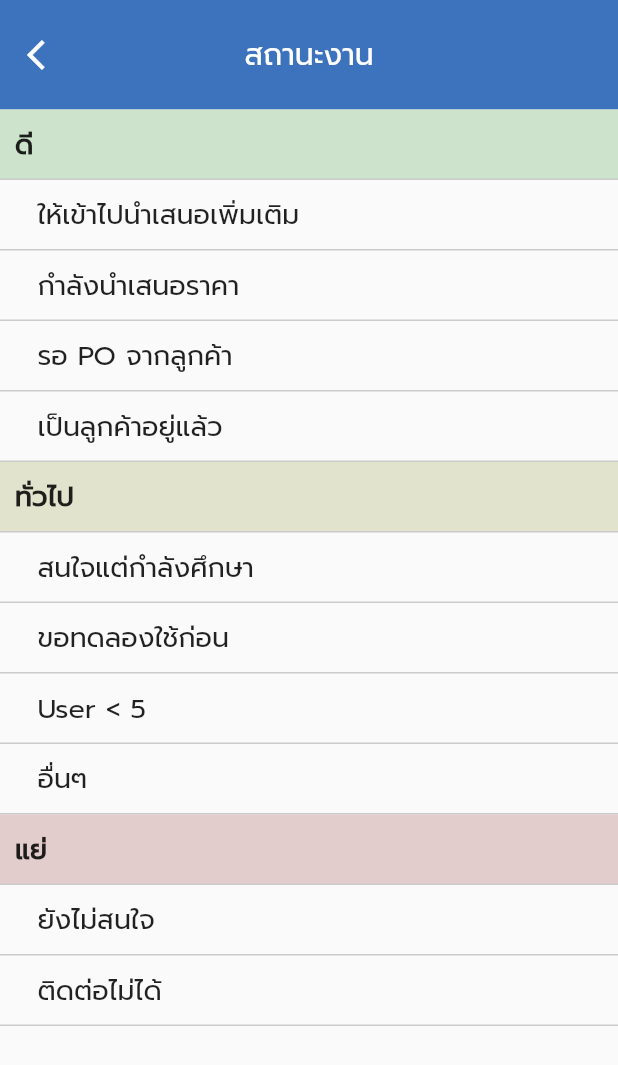
After one commit to choengchaip/sales_systemstone, a Flutter app: the status_page screen opened directly, on a phone screen of 412 x 824 dp. The commit adds this screen. Shown: the top 1065 px of the screen. Run offline on Flutter 3.47's test engine with Material 2 defaults, Android fonts, the phone set to English and light mode, and no system bars; our stand-ins replace datetime_picker_formfield.

Commit message:
15122019

```diff
--- /dev/null
+++ b/lib/Pages/Components/StatusPage.dart
@@ -0,0 +1,166 @@
+import 'package:flutter/material.dart';
+
+class status_page extends StatefulWidget {
+  @override
+  _status_page createState() => _status_page();
+}
+
+class _status_page extends State<status_page> {
+  TextStyle topStyle = TextStyle(color: Colors.white, fontSize: 20);
+  TextStyle companyStyle = TextStyle(fontSize: 18, fontWeight: FontWeight.bold);
+  TextStyle headerDetial = TextStyle(fontSize: 18);
+
+  var statusData = {
+    "good": [
+      "ให้เข้าไปนำเสนอเพิ่มเติม",
+      "กำลังนำเสนอราคา",
+      "รอ PO จากลูกค้า",
+      "เป็นลูกค้าอยู่แล้ว",
+    ],
+    "normal": [
+      "สนใจแต่กำลังศึกษา",
+      "ขอทดลองใช้ก่อน",
+      "User < 5",
+      "อื่นๆ",
+    ],
+    "bad": [
+      "ยังไม่สนใจ",
+      "ติดต่อไม่ได้",
+    ]
+  };
+
+  @override
+  Widget build(BuildContext context) {
+    double _paddingTop = MediaQuery.of(context).padding.top;
+    double _paddingBottom = MediaQuery.of(context).padding.bottom;
+    return Scaffold(
+      body: Container(
+        child: Column(
+          children: <Widget>[
+            Container(
+              height: _paddingTop,
+              color: Color(0xff3D73BC),
+            ),
+            Container(
+              alignment: Alignment.center,
+              height: 73,
+              color: Color(0xff3D73BC),
+              child: Stack(
+                children: <Widget>[
+                  Container(
+                    alignment: Alignment.center,
+                    child: Text(
+                      "สถานะงาน",
+                      style: topStyle,
+                    ),
+                  ),
+                  GestureDetector(
+                    onTap: () {
+                      Navigator.of(context).pop();
+                    },
+                    child: Container(
+                      height: 73,
+                      width: 60,
+                      child: Icon(
+                        Icons.arrow_back_ios,
+                        color: Colors.white,
+                      ),
+                    ),
+                  ),
+                ],
+              ),
+            ),
+            Expanded(
+              child: Container(
+                child: ListView.builder(
+                  padding: EdgeInsets.zero,
+                  itemCount: (statusData['good'].length +
+                          statusData['normal'].length +
+                          statusData['bad'].length) +
+                      3,
+                  itemBuilder: (BuildContext context, int index) {
+                    int realIndex = 0;
+                    String realKey = "good";
+                    if (index == 0) {
+                      return Container(
+                        decoration: BoxDecoration(
+                          color: Color(0xffCDE3CC),
+                          border: Border(
+                              bottom: BorderSide(
+                                  color: Color(0xffcbcbcb), width: 1))),
+                        padding: EdgeInsets.only(left: 10),
+                        alignment: Alignment.centerLeft,
+                        height: 47,
+                        child: Text(
+                          "ดี",
+                          style: companyStyle,
+                        ),
+                      );
+                    } else if (index == 5) {
+                      return Container(
+                        decoration: BoxDecoration(
+                          color: Color(0xffE1E3CC),
+                          border: Border(
+                              bottom: BorderSide(
+                                  color: Color(0xffcbcbcb), width: 1))),
+                        padding: EdgeInsets.only(left: 10),
+                        alignment: Alignment.centerLeft,
+                        height: 47,
+                        child: Text(
+                          "ทั่วไป",
+                          style: companyStyle,
+                        ),
+                      );
+                    } else if (index == 10) {
+                      return Container(
+                        decoration: BoxDecoration(
+                          color: Color(0xffE3CCCC),
+                          border: Border(
+                              bottom: BorderSide(
+                                  color: Color(0xffcbcbcb), width: 1))),
+                        padding: EdgeInsets.only(left: 10),
+                        alignment: Alignment.centerLeft,
+                        height: 47,
+                        child: Text(
+                          "แย่",
+                          style: companyStyle,
+                        ),
+                      );
+                    }
+                    if(index > 10){
+                      realIndex -=11;
+                      realKey = 'bad';
+                    }else if(index > 5){
+                      realIndex -= 6;
+                      realKey = 'normal';
+                    }else if(index >0){
+                      realIndex -= 1;
+                      realKey = 'good';
+                    }
+                    realIndex += index;
+
+                    return GestureDetector(
+                      onTap: (){
+                        Navigator.of(context).pop(statusData[realKey][realIndex]);
+                      },
+                                          child: Container(
+                        decoration: BoxDecoration(
+                            border: Border(
+                                bottom: BorderSide(
+                                    color: Color(0xffcbcbcb), width: 1))),
+                        alignment: Alignment.centerLeft,
+                        padding: EdgeInsets.only(left: 25),
+                        height: 47,
+                        child: Text(statusData[realKey][realIndex], style: headerDetial),
+                      ),
+                    );
+                  },
+                ),
+              ),
+            ),
+          ],
+        ),
+      ),
+    );
+  }
+}
--- a/pubspec.yaml
+++ b/pubspec.yaml
@@ -23,7 +23,7 @@ dependencies:
   # The following adds the Cupertino Icons font to your application.
   # Use with the CupertinoIcons class for iOS style icons.
   cupertino_icons: ^0.1.2
-  flutter_picker: ^1.1.0
+  datetime_picker_formfield: ^0.4.3
 
 dev_dependencies:
   flutter_test:
```
Also changed, not shown: lib/Pages/CompanyPage.dart (+16 -0 lines), lib/Pages/ProgressPage.dart (added, +341 -0 lines), lib/Pages/ProspectPage.dart (added, +224 -0 lines), flutter_01.png (added), flutter_02.png (added), pubspec.lock.
